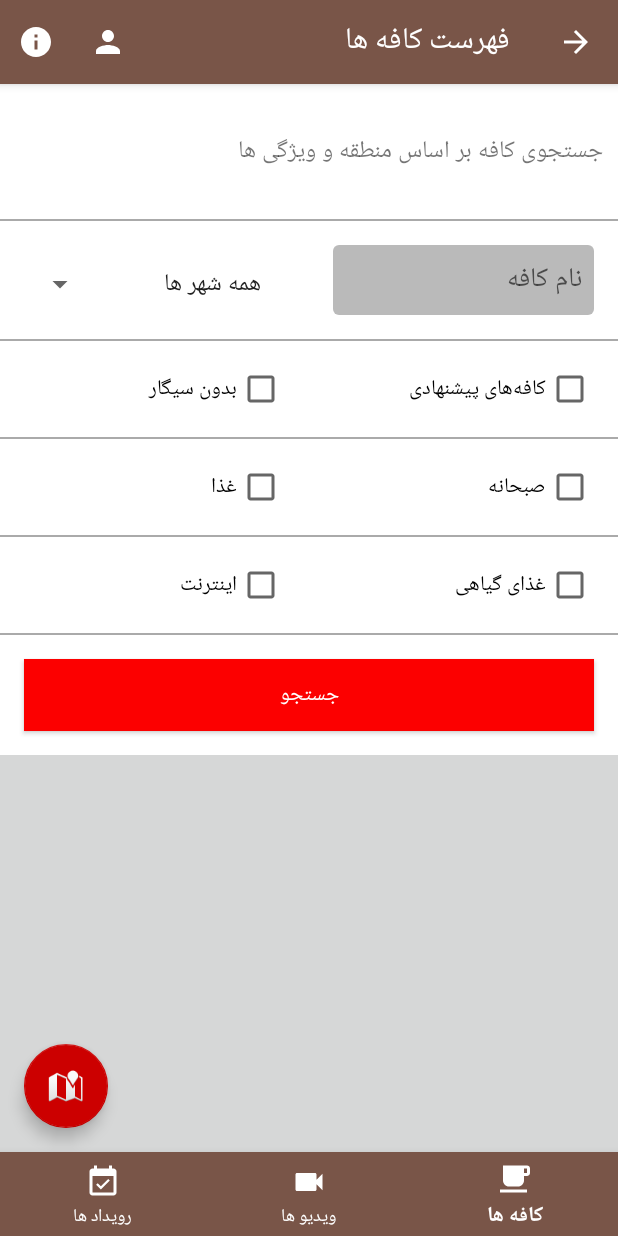
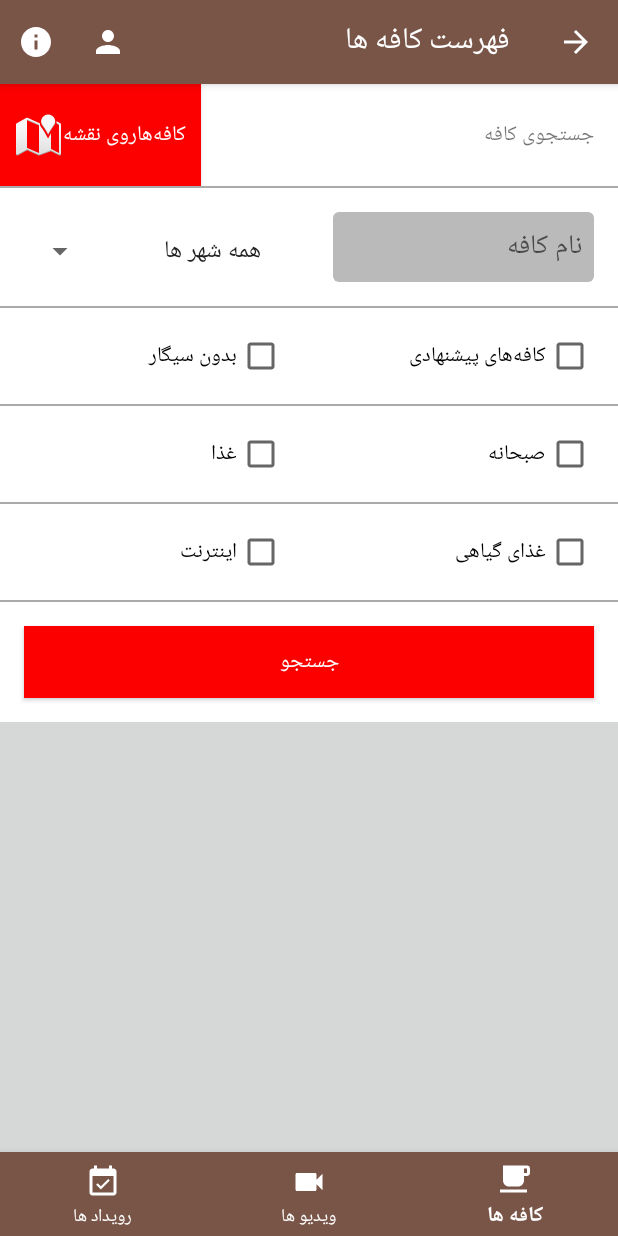
Before and after one commit to voltan/Android-Cafeyab, an Android app: the CafeListActivity screen opened directly, with no data from a screen before it, on a phone screen of 412 x 824 dp. Run offline under Robolectric (Android 15) with nearby library versions, the phone set to English and light mode, and no system bars; our stand-ins replace Volley; libraries missing offline, so code that uses them is left out: com.orangegangsters.github, com.sothree.slidinguppanel; plain views replace SlidingUpPanelLayout, SwipyRefreshLayout; 4 statements that could not run were skipped.

Commit message:
Work on app

```diff
--- a/app/src/main/java/com/faragostaresh/cafeyab/CafeListActivity.java
+++ b/app/src/main/java/com/faragostaresh/cafeyab/CafeListActivity.java
@@ -122,8 +122,19 @@ public class CafeListActivity extends AppCompatActivity {
         item.setChecked(true);
 
         // Set floating button
-        FloatingActionButton fab = (FloatingActionButton) findViewById(R.id.fab);
+        /* FloatingActionButton fab = (FloatingActionButton) findViewById(R.id.fab);
         fab.setOnClickListener(new View.OnClickListener() {
+            @Override
+            public void onClick(View view) {
+                // Click action
+                Intent intent = new Intent(getApplicationContext(), MapListActivity.class);
+                startActivity(intent);
+            }
+        }); */
+
+        // Set map button
+        Button map = (Button) findViewById(R.id.search_map);
+        map.setOnClickListener(new View.OnClickListener() {
             @Override
             public void onClick(View view) {
                 // Click action
--- a/app/src/main/res/layout/activity_cafe_list.xml
+++ b/app/src/main/res/layout/activity_cafe_list.xml
@@ -15,13 +15,13 @@
         android:layout_height="0dp"
         android:layout_weight="1">
 
-        <android.support.design.widget.FloatingActionButton
+        <!-- <android.support.design.widget.FloatingActionButton
             android:id="@+id/fab"
             android:layout_width="wrap_content"
             android:layout_height="wrap_content"
             android:layout_gravity="bottom|end"
             android:layout_margin="@dimen/fab_margin"
-            android:src="@android:drawable/ic_dialog_map" />
+            android:src="@android:drawable/ic_dialog_map" /> -->
 
         <com.sothree.slidinguppanel.SlidingUpPanelLayout
             android:id="@+id/sliding_layout"
@@ -30,7 +30,7 @@
             android:gravity="bottom"
             sothree:umanoDragView="@+id/dragView"
             sothree:umanoOverlay="true"
-            sothree:umanoPanelHeight="90dp"
+            sothree:umanoPanelHeight="68dp"
             sothree:umanoParallaxOffset="100dp"
             sothree:umanoScrollableView="@+id/list"
             sothree:umanoShadowHeight="4dp">
@@ -70,7 +70,7 @@
 
                 <LinearLayout
                     android:layout_width="match_parent"
-                    android:layout_height="90dp"
+                    android:layout_height="68dp"
                     android:orientation="horizontal">
 
                     <TextView
@@ -79,9 +79,23 @@
                         android:layout_height="match_parent"
                         android:layout_weight="1"
                         android:gravity="center_vertical"
+                        android:paddingLeft="@dimen/activity_vertical_margin"
+                        android:paddingRight="@dimen/activity_vertical_margin"
+                        android:text="@string/filter_title"
+                        android:textSize="14sp" />
+
+                    <Button
+                        android:id="@+id/search_map"
+                        android:layout_width="wrap_content"
+                        android:layout_height="match_parent"
+                        android:background="@color/colorAccent"
+                        android:drawableLeft="@android:drawable/ic_dialog_map"
+                        android:gravity="center_vertical|right"
+                        android:paddingLeft="10dp"
                         android:paddingRight="10dp"
-                        android:text="@string/filter_title"
-                        android:textSize="16sp" />
+                        android:text="@string/filter_map_list"
+                        android:textColor="@color/white"
+                        android:textSize="14sp" />
 
                 </LinearLayout>
 
@@ -292,8 +306,8 @@
                             android:layout_height="wrap_content"
                             android:layout_margin="@dimen/activity_vertical_margin"
                             android:background="@color/colorAccent"
-                            android:textColor="@color/white"
-                            android:text="@string/filter_button" />
+                            android:text="@string/filter_button"
+                            android:textColor="@color/white" />
 
                     </LinearLayout>
 
--- a/app/src/main/res/layout/list_row_cafe.xml
+++ b/app/src/main/res/layout/list_row_cafe.xml
@@ -11,7 +11,7 @@
         <com.android.volley.toolbox.NetworkImageView
             android:id="@+id/thumbnail"
             android:layout_width="match_parent"
-            android:layout_height="@dimen/list_image_height_2_columns"
+            android:layout_height="@dimen/list_cafe_image_height"
             android:adjustViewBounds="true"
             android:scaleType="centerCrop" />
 
--- a/app/src/main/res/layout/list_row_video.xml
+++ b/app/src/main/res/layout/list_row_video.xml
@@ -11,7 +11,7 @@
         <com.android.volley.toolbox.NetworkImageView
             android:id="@+id/thumbnail"
             android:layout_width="match_parent"
-            android:layout_height="@dimen/list_image_height_1_columns"
+            android:layout_height="@dimen/list_video_image_height"
             android:adjustViewBounds="true"
             android:scaleType="centerCrop" />
 
--- a/app/src/main/res/values-large-xhdpi/dimens.xml
+++ b/app/src/main/res/values-large-xhdpi/dimens.xml
@@ -16,8 +16,8 @@
     <dimen name="main_grid_text_padding_right">5dp</dimen>
 
     <!-- List image -->
-    <dimen name="list_image_height_1_columns">350dp</dimen>
-    <dimen name="list_image_height_2_columns">160dp</dimen>
+    <dimen name="list_video_image_height">350dp</dimen>
+    <dimen name="list_cafe_image_height">160dp</dimen>
 
     <!-- Video page -->
     <dimen name="video_player_height">400dp</dimen>
--- a/app/src/main/res/values-large-xxhdpi/dimens.xml
+++ b/app/src/main/res/values-large-xxhdpi/dimens.xml
@@ -16,8 +16,8 @@
     <dimen name="main_grid_text_padding_right">5dp</dimen>
 
     <!-- List image -->
-    <dimen name="list_image_height_1_columns">350dp</dimen>
-    <dimen name="list_image_height_2_columns">160dp</dimen>
+    <dimen name="list_video_image_height">350dp</dimen>
+    <dimen name="list_cafe_image_height">160dp</dimen>
 
     <!-- Video page -->
     <dimen name="video_player_height">400dp</dimen>
--- a/app/src/main/res/values-large-xxxhdpi/dimens.xml
+++ b/app/src/main/res/values-large-xxxhdpi/dimens.xml
@@ -16,8 +16,8 @@
     <dimen name="main_grid_text_padding_right">5dp</dimen>
 
     <!-- List image -->
-    <dimen name="list_image_height_1_columns">350dp</dimen>
-    <dimen name="list_image_height_2_columns">160dp</dimen>
+    <dimen name="list_video_image_height">350dp</dimen>
+    <dimen name="list_cafe_image_height">160dp</dimen>
 
     <!-- Video page -->
     <dimen name="video_player_height">400dp</dimen>
--- a/app/src/main/res/values-xhdpi/dimens.xml
+++ b/app/src/main/res/values-xhdpi/dimens.xml
@@ -6,8 +6,8 @@
     <dimen name="backdrop_subtitle_padding">10dp</dimen>
 
     <!-- List image -->
-    <dimen name="list_image_height_1_columns">200dp</dimen>
-    <dimen name="list_image_height_2_columns">100dp</dimen>
+    <dimen name="list_video_image_height">200dp</dimen>
+    <dimen name="list_cafe_image_height">100dp</dimen>
 
     <!-- Video page -->
     <dimen name="video_player_height">250dp</dimen>
--- a/app/src/main/res/values-xxhdpi/dimens.xml
+++ b/app/src/main/res/values-xxhdpi/dimens.xml
@@ -6,8 +6,8 @@
     <dimen name="backdrop_subtitle_padding">10dp</dimen>
 
     <!-- List image -->
-    <dimen name="list_image_height_1_columns">200dp</dimen>
-    <dimen name="list_image_height_2_columns">100dp</dimen>
+    <dimen name="list_video_image_height">200dp</dimen>
+    <dimen name="list_cafe_image_height">100dp</dimen>
 
     <!-- Video page -->
     <dimen name="video_player_height">250dp</dimen>
--- a/app/src/main/res/values-xxxhdpi/dimens.xml
+++ b/app/src/main/res/values-xxxhdpi/dimens.xml
@@ -6,8 +6,8 @@
     <dimen name="backdrop_subtitle_padding">10dp</dimen>
 
     <!-- List image -->
-    <dimen name="list_image_height_1_columns">200dp</dimen>
-    <dimen name="list_image_height_2_columns">100dp</dimen>
+    <dimen name="list_video_image_height">200dp</dimen>
+    <dimen name="list_cafe_image_height">100dp</dimen>
 
     <!-- Video page -->
     <dimen name="video_player_height">250dp</dimen>
--- a/app/src/main/res/values/strings.xml
+++ b/app/src/main/res/values/strings.xml
@@ -34,7 +34,8 @@
     <string name="connection_error">دسترسی به اینترنت برقرار نیست !</string>
     <string name="connection_retry">بررسی</string>
 
-    <string name="filter_title">جستجوی کافه بر اساس منطقه و ویژگی ها</string>
+    <string name="filter_title">جستجوی کافه</string>
+    <string name="filter_map_list">کافه‌هاروی نقشه</string>
     <string name="filter_name">نام کافه</string>
     <string name="filter_city">انتخاب شهر</string>
     <string name="filter_recommended">کافه‌های پیشنهادی</string>
```
Also changed, not shown: app/src/main/res/layout/list_row_event.xml (+6 -4 lines), app/src/main/res/values/dimens.xml (+4 -3 lines).
